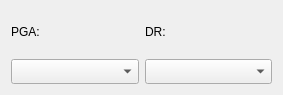
Above: RSCAN_DOSE/src/widgets/widgetadc.ui from niitfa/RSCAN_DOSE_GUI before the change. Below: the same form after it.
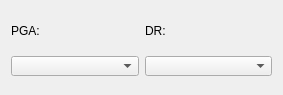
That is the form after the change.

Diff of the .ui file:
```diff
--- a/RSCAN_DOSE/src/widgets/widgetadc.ui
+++ b/RSCAN_DOSE/src/widgets/widgetadc.ui
@@ -15,9 +15,27 @@
   </property>
   <layout class="QHBoxLayout" name="horizontalLayout">
    <item>
-    <layout class="QVBoxLayout" name="verticalLayout">
+    <layout class="QVBoxLayout" name="verticalLayout" stretch="0,1">
      <item>
       <widget class="QLabel" name="label_PGA">
+       <property name="sizePolicy">
+        <sizepolicy hsizetype="Preferred" vsizetype="Fixed">
+         <horstretch>0</horstretch>
+         <verstretch>0</verstretch>
+        </sizepolicy>
+       </property>
+       <property name="minimumSize">
+        <size>
+         <width>0</width>
+         <height>25</height>
+        </size>
+       </property>
+       <property name="maximumSize">
+        <size>
+         <width>16777215</width>
+         <height>25</height>
+        </size>
+       </property>
        <property name="text">
         <string>PGA:</string>
        </property>
@@ -28,7 +46,7 @@
        <property name="maximumSize">
         <size>
          <width>140</width>
-         <height>25</height>
+         <height>20</height>
         </size>
        </property>
       </widget>
@@ -36,9 +54,27 @@
     </layout>
    </item>
    <item>
-    <layout class="QVBoxLayout" name="verticalLayout_2">
+    <layout class="QVBoxLayout" name="verticalLayout_2" stretch="0,1">
      <item>
       <widget class="QLabel" name="label_DR">
+       <property name="sizePolicy">
+        <sizepolicy hsizetype="Preferred" vsizetype="Fixed">
+         <horstretch>0</horstretch>
+         <verstretch>25</verstretch>
+        </sizepolicy>
+       </property>
+       <property name="minimumSize">
+        <size>
+         <width>0</width>
+         <height>25</height>
+        </size>
+       </property>
+       <property name="maximumSize">
+        <size>
+         <width>16777215</width>
+         <height>25</height>
+        </size>
+       </property>
        <property name="text">
         <string>DR:</string>
        </property>
@@ -49,7 +85,7 @@
        <property name="maximumSize">
         <size>
          <width>140</width>
-         <height>25</height>
+         <height>20</height>
         </size>
        </property>
       </widget>
```
